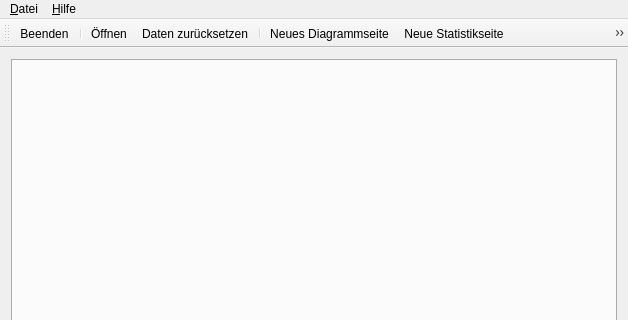
Before: the Qt Designer form qt_cpp/dtagui/mainwindow.ui in tinkostuff/opendta-code, drawn with Qt 5; both pictures show x 0 to 628 and y 0 to 320 of the 628 by 508 pixel window.
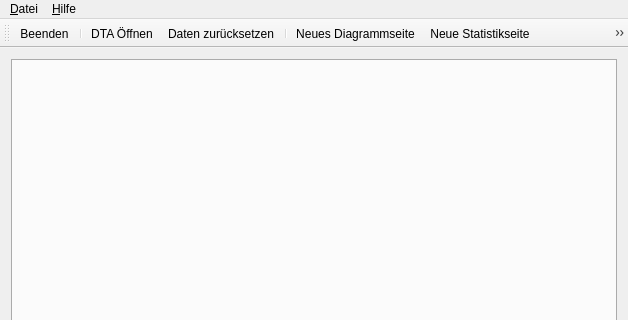
After: the same form once the commit is applied. Icons and pictures are not drawn.

What changed in the file:
```diff
--- a/qt_cpp/dtagui/mainwindow.ui
+++ b/qt_cpp/dtagui/mainwindow.ui
@@ -91,7 +91,7 @@
      <normaloff>:/images/images/open.png</normaloff>:/images/images/open.png</iconset>
    </property>
    <property name="text">
-    <string>Ö&amp;ffnen...</string>
+    <string>DTA Ö&amp;ffnen...</string>
    </property>
    <property name="toolTip">
     <string>DTA-Datei(en) Öffnen</string>
```
Left out of the diff: 9 changed lines with no effect on the pictures.
